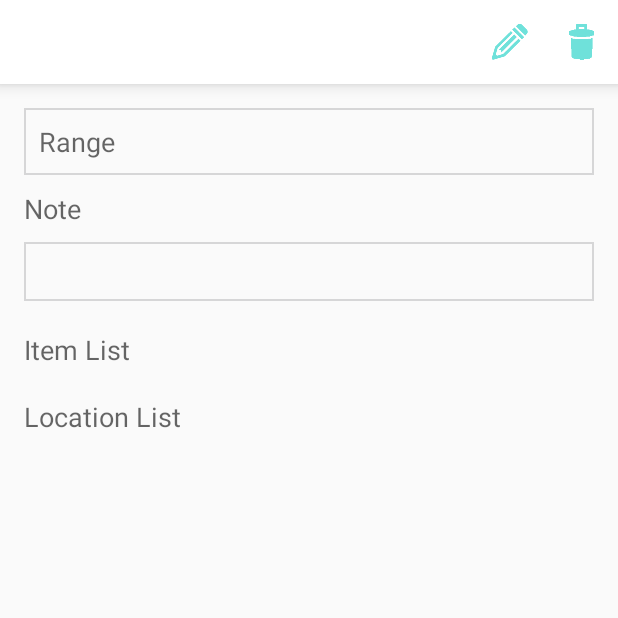
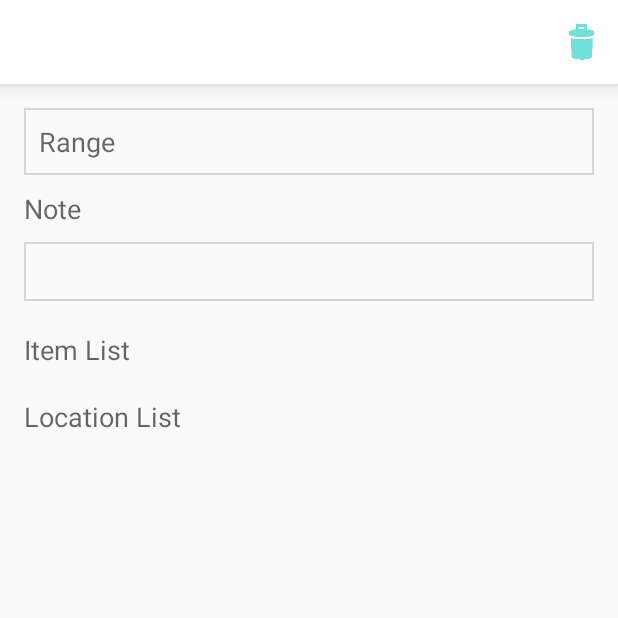
Before and after one commit to viralsavani/Geo-Task, an Android app: the TaskDetailActivity screen opened directly, with no data from a screen before it, on a phone screen of 412 x 824 dp, the top half of it. Run offline under Robolectric (Android 15) with nearby library versions, the phone set to English and light mode, and no system bars; 8 statements that could not run were skipped.

Commit message:
Final For Demo

```diff
--- a/app/src/main/java/com/mobile/av/geotask/TaskDetailActivity.java
+++ b/app/src/main/java/com/mobile/av/geotask/TaskDetailActivity.java
@@ -1,13 +1,11 @@
 package com.mobile.av.geotask;
 
-import android.app.ActivityManager;
 import android.graphics.Color;
 import android.graphics.drawable.ColorDrawable;
 import android.os.Bundle;
 import android.support.v7.app.ActionBar;
 import android.support.v7.app.ActionBarActivity;
 import android.text.Html;
-import android.util.Log;
 import android.view.Menu;
 import android.view.MenuItem;
 
@@ -15,8 +13,6 @@ import com.mobile.av.geotask.adapters.TaskListArrayAdapter;
 import com.mobile.av.geotask.db.TaskDBOpenHelper;
 import com.mobile.av.geotask.db.TaskDataSource;
 import com.mobile.av.geotask.model.Task;
-
-import java.util.List;
 
 import static com.mobile.av.geotask.RemoveTaskDialogFragment.Listener;
 
@@ -77,8 +73,6 @@ public class TaskDetailActivity extends ActionBarActivity implements Listener {
                 removeTaskDialogFragment.setListener(this);
                 removeTaskDialogFragment.show(getFragmentManager(), REMOVE_DIALOG);
                 break;
-            case R.id.action_task_edit:
-                break;
         }
 
         return super.onOptionsItemSelected(item);
--- a/app/src/main/res/menu/menu_task_detail.xml
+++ b/app/src/main/res/menu/menu_task_detail.xml
@@ -10,11 +10,4 @@
         android:orderInCategory="100"
         app:showAsAction="always" />
 
-    <item
-        android:id="@+id/action_task_edit"
-        android:title="@string/action_edit_task"
-        android:icon="@drawable/ic_action_edit"
-        android:orderInCategory="99"
-        app:showAsAction="always" />
-
 </menu>
```
